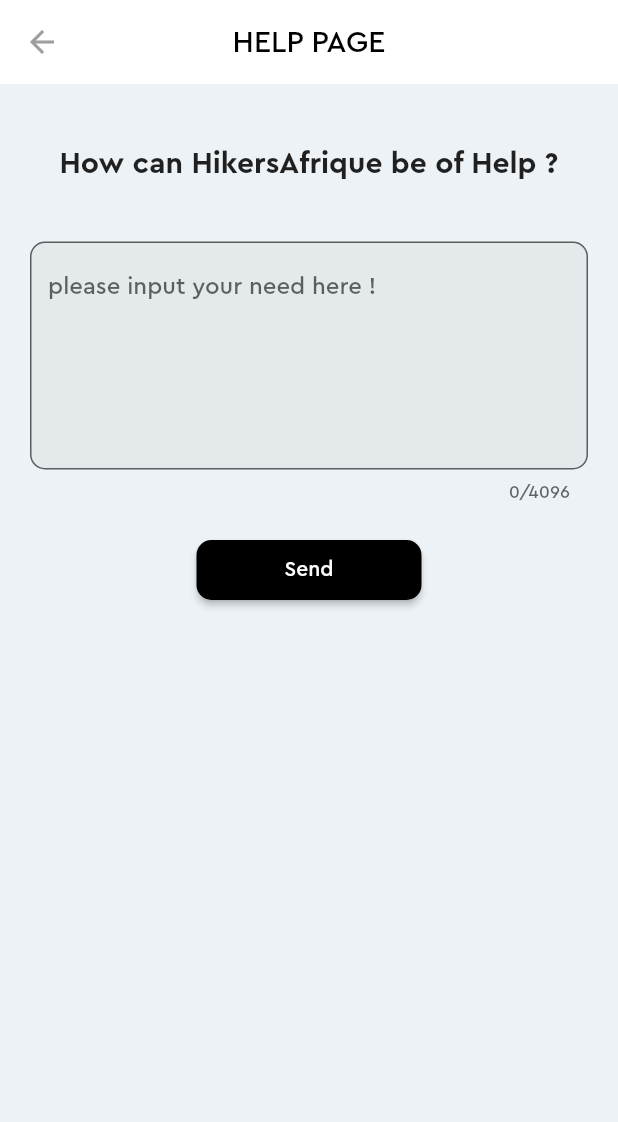
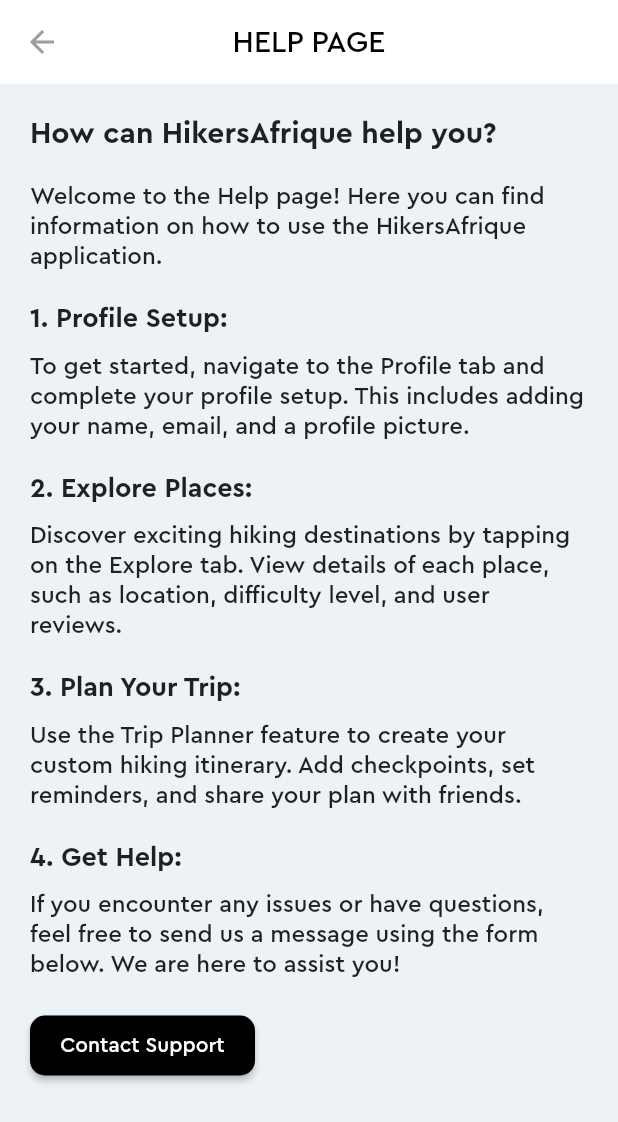
Before and after one commit to njogubless/HikersAfrique, a Flutter app: the HelpPage screen opened directly, on a phone screen of 412 x 824 dp. Shown: the top 1122 px of the screen. Run offline on Flutter 3.47's test engine with Material 2 defaults, Android fonts, the phone set to English and light mode, and no system bars; our stand-ins replace cloud_firestore, curved_navigation_bar, email_validator, firebase_auth, firebase_core, firebase_storage and 5 more; missing offline and left inert: dart:ffi; accounts and stored records are empty.

Commit message:
working on the helppage,creating the drivers and guidepage

```diff
--- a/lib/screens/admin/admin_home.dart
+++ b/lib/screens/admin/admin_home.dart
@@ -1,6 +1,8 @@
 import 'package:flutter/material.dart';
+import 'package:hikersafrique/screens/admin/driver.dart';
 import 'package:hikersafrique/screens/admin/event_management.dart';
 import 'package:hikersafrique/screens/admin/finance_management.dart';
+import 'package:hikersafrique/screens/admin/guide.dart';
 import 'package:hikersafrique/screens/admin/logistics.dart';
 import 'package:hikersafrique/screens/admin/partners.dart';
 //import 'package:hikersafrique/screens/partners/partners_page.dart';
@@ -33,6 +35,10 @@
                 return const PartnersPage();
               case 3:
                 return const LogisticsPage();
+              case 4:
+                return const DriversPage();
+              case 5:
+                return const GuidesPage();
               default:
                 return const UserManagement();
             }
--- a/lib/screens/home/client_admin_redirect.dart
+++ b/lib/screens/home/client_admin_redirect.dart
@@ -1,6 +1,8 @@
 import 'package:flutter/material.dart';
 import 'package:hikersafrique/models/client.dart';
 import 'package:hikersafrique/screens/admin/admin_home.dart';
+import 'package:hikersafrique/screens/admin/driver.dart';
+import 'package:hikersafrique/screens/admin/guide.dart';
 import 'package:hikersafrique/screens/admin/logistics.dart';
 import 'package:hikersafrique/screens/event_manager/event_manager_home.dart';
 import 'package:hikersafrique/screens/finance_manager/finance_manager_home.dart';
@@ -38,6 +40,12 @@
         }
         if (user?.role =='logistics'){
           return const LogisticsPage();
+        }
+        if (user?.role =='driver'){
+          return const DriversPage();
+        }
+        if (user?.role =='guide'){
+          return const GuidesPage();
         }
         return const HomeScreen();
       }
--- a/lib/screens/home/homepages/help.dart
+++ b/lib/screens/home/homepages/help.dart
@@ -1,32 +1,17 @@
-import 'package:cloud_firestore/cloud_firestore.dart';
 import 'package:flutter/material.dart';
 import 'package:hikersafrique/services/auth_notifier.dart';
 import 'package:provider/provider.dart';
 
-class HelpPage extends StatefulWidget {
+class HelpPage extends StatelessWidget {
   const HelpPage({Key? key}) : super(key: key);
 
   @override
-  State<HelpPage> createState() => _HelpPageState();
-}
-
-class _HelpPageState extends State<HelpPage> {
-  final TextEditingController _controller = TextEditingController();
-  final GlobalKey<FormState> _formKey = GlobalKey();
-  bool isLoading = false;
-
-  @override
-  void dispose() {
-    _controller.dispose();
-    super.dispose();
-  }
-  @override
   Widget build(BuildContext context) {
     final user = Provider.of<AuthNotifier>(context).user!;
+
     return Scaffold(
       appBar: AppBar(
-        iconTheme: const IconThemeData(
-          color: Colors.grey ),
+        iconTheme: const IconThemeData(color: Colors.grey),
         centerTitle: true,
         title: const Text(
           "HELP PAGE",
@@ -38,97 +23,95 @@
         backgroundColor: Colors.white,
       ),
       body: SingleChildScrollView(
-        child: Form(
-          key: _formKey,
+        padding: const EdgeInsets.symmetric(horizontal: 20, vertical: 20),
         child: Column(
+          crossAxisAlignment: CrossAxisAlignment.start,
           children: [
-              const SizedBox(height:40),
-              const Text('How can HikersAfrique be of Help ?',
+            const Text(
+              'How can HikersAfrique help you?',
               style: TextStyle(
                 fontSize: 20,
                 fontWeight: FontWeight.bold,
               ),
             ),
-              const SizedBox(
-                height: 20),
-              Padding(
-                padding:
-                const EdgeInsets.symmetric(horizontal:20 ,vertical: 20),
-                child: TextFormField(
-                  controller: _controller,
-                  keyboardType: TextInputType.multiline,
-                  decoration: const InputDecoration(
-                    hintText: 'please input your need here !',
-                    filled: true,
-                    border: OutlineInputBorder(
-                      borderRadius: BorderRadius.all(
-                      Radius.circular(10),
-                        )
-                    )
+            const SizedBox(height: 20),
+            const Text(
+              'Welcome to the Help page! Here you can find information on how to use the HikersAfrique application.',
+              style: TextStyle(fontSize: 16),
             ),
-                  maxLines: 7,
-                  maxLength: 4096,
-                  textInputAction: TextInputAction.done,
-                  validator: (String? text){
-                    if (text == null || text.isEmpty) {
-                      return 'Please enter a value';
-                    }
-                    return null;
-                  }
-                  )
+            const SizedBox(height: 20),
+            const Text(
+              '1. Profile Setup:',
+              style: TextStyle(
+                fontSize: 18,
+                fontWeight: FontWeight.bold,
               ),
-                  isLoading
-                  ? const Center(
-                      child: CircularProgressIndicator(
-                      color: Colors.black,
-                    ))
-                  : ElevatedButton(
-                      onPressed: () async {
-                        setState(() {
-                          isLoading = true;
-                        });
-                        // Only if the input form is valid (the user has entered text)
-                        if (_formKey.currentState!.validate()) {
-                          // We will use this var to show the result
-                          // of this operation to the user
-                          String message;
-
-                          try {
-                            // Get a reference to the `feedback` collection
-                            final collection = FirebaseFirestore.instance
-                                .collection('Help');
-
-                            // Write the server's timestamp and the user's feedback
-                            await collection.doc().set({
-                              'timestamp': FieldValue.serverTimestamp(),
-                              'message': _controller.text,
-                              'name': user.clientName,
-                              'role': user.role,
-                            });
-
-                            message = 'Help message sent successfully';
-                          } catch (e) {
-                            message = 'Error when sending feedback';
-                          }
-
-                          // Show a snackbar with the result
-                          // ignore: use_build_context_synchronously
-                          ScaffoldMessenger.of(context)
-                              .showSnackBar(SnackBar(content: Text(message)));
-                          // ignore: use_build_context_synchronously
-                          Navigator.pop(context);
-                        }
+            ),
+            const SizedBox(height: 10),
+            const Text(
+              'To get started, navigate to the Profile tab and complete your profile setup. '
+              'This includes adding your name, email, and a profile picture.',
+              style: TextStyle(fontSize: 16),
+            ),
+            const SizedBox(height: 20),
+            const Text(
+              '2. Explore Places:',
+              style: TextStyle(
+                fontSize: 18,
+                fontWeight: FontWeight.bold,
+              ),
+            ),
+            const SizedBox(height: 10),
+            const Text(
+              'Discover exciting hiking destinations by tapping on the Explore tab. '
+              'View details of each place, such as location, difficulty level, and user reviews.',
+              style: TextStyle(fontSize: 16),
+            ),
+            const SizedBox(height: 20),
+            const Text(
+              '3. Plan Your Trip:',
+              style: TextStyle(
+                fontSize: 18,
+                fontWeight: FontWeight.bold,
+              ),
+            ),
+            const SizedBox(height: 10),
+            const Text(
+              'Use the Trip Planner feature to create your custom hiking itinerary. '
+              'Add checkpoints, set reminders, and share your plan with friends.',
+              style: TextStyle(fontSize: 16),
+            ),
+            const SizedBox(height: 20),
+            const Text(
+              '4. Get Help:',
+              style: TextStyle(
+                fontSize: 18,
+                fontWeight: FontWeight.bold,
+              ),
+            ),
+            const SizedBox(height: 10),
+            const Text(
+              'If you encounter any issues or have questions, feel free to send us a message '
+              'using the form below. We are here to assist you!',
+              style: TextStyle(fontSize: 16),
+            ),
+            const SizedBox(height: 20),
+            ElevatedButton(
+              onPressed: () {
+                // Add functionality to contact support or send a message
+                // This could navigate to a form similar to the one you had
+                // Or open a chat dialog, etc.
               },
               style: ElevatedButton.styleFrom(
                 backgroundColor: Colors.black,
                 shape: RoundedRectangleBorder(
                   borderRadius: BorderRadius.circular(10),
                 ),
-                          minimumSize: const Size(150, 40)),
-                      child: const Text('Send'),
+                minimumSize: const Size(150, 40),
+              ),
+              child: const Text('Contact Support'),
             ),
           ],
-          ),
         ),
       ),
     );
--- a/lib/widgets/postscreen_navbar.dart
+++ b/lib/widgets/postscreen_navbar.dart
@@ -60,7 +60,7 @@
                 }),
                 const SizedBox(height: 50.0),
                 Text(
-                  'Location: ${event.eventLocation}\nDate: ${event.eventDate}\nTime: ${event.eventTime}\n\nCost: Ksh. ${event.eventCost}',
+                  'Location: ${event.eventLocation}\nDate: ${event.eventDate}\nTime: ${event.eventTime}\nDetails:${event.eventDetails}\n\nCost: Ksh. ${event.eventCost}',
                   style: const TextStyle(
                     fontSize: 18.0,
                   ),
```
Also changed, not shown: lib/screens/admin/driver.dart (+202 -0 lines), lib/screens/admin/guide.dart (+161 -0 lines), lib/screens/finance transactions/ticket_page.dart (+76 -6 lines). Lines whose indentation alone changed are shown as unchanged.
